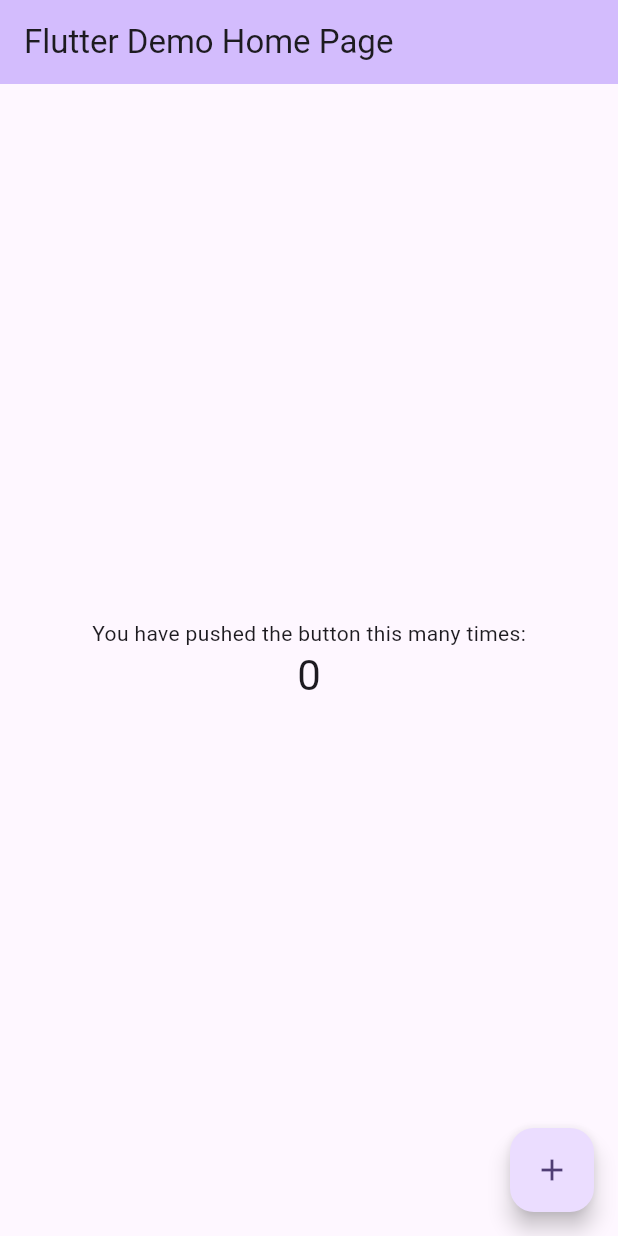
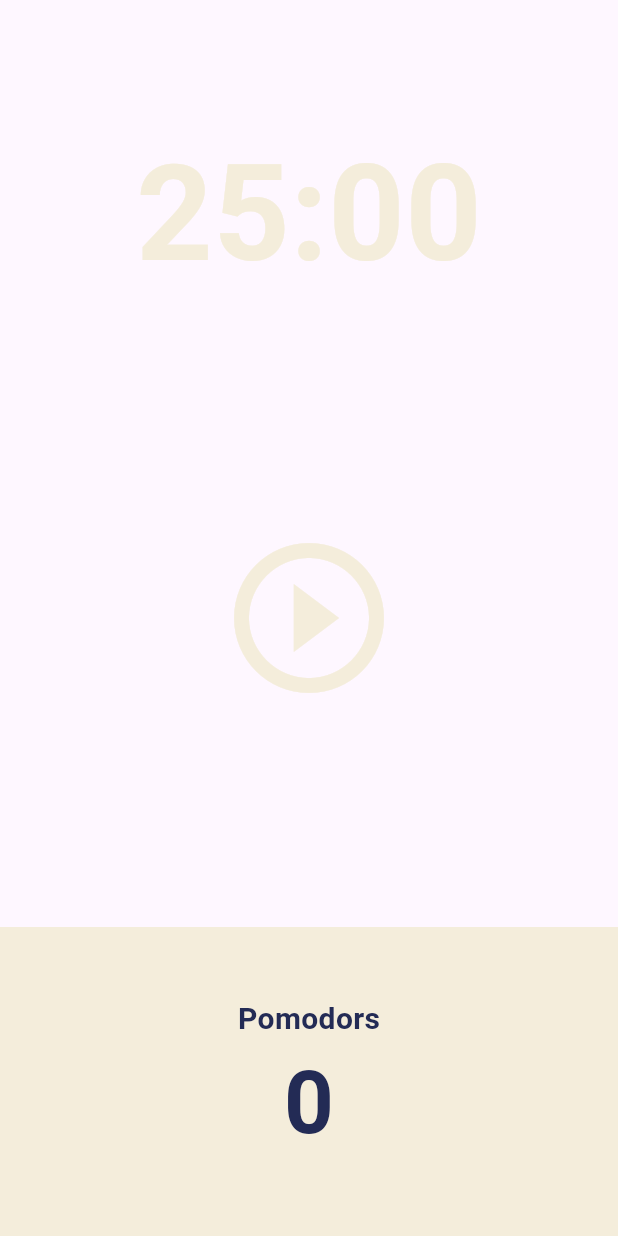
Before and after one commit to VinylStage/newapp, a Flutter app: the screen it shows after launch, on a phone screen of 412 x 824 dp. Run offline on Flutter 3.47's test engine with Material 3 defaults, Android fonts, the phone set to English and light mode, and no system bars.

Commit message:
10.27 study

```diff
--- a/lib/main.dart
+++ b/lib/main.dart
@@ -1,125 +1,28 @@
 import 'package:flutter/material.dart';
+import 'package:newapp/screens/home_screen.dart';
 
 void main() {
-  runApp(const MyApp());
+  runApp(const App());
 }
 
-class MyApp extends StatelessWidget {
-  const MyApp({super.key});
+class App extends StatelessWidget {
+  const App({super.key});
 
-  // This widget is the root of your application.
   @override
   Widget build(BuildContext context) {
     return MaterialApp(
-      title: 'Flutter Demo',
       theme: ThemeData(
-        // This is the theme of your application.
-        //
-        // TRY THIS: Try running your application with "flutter run". You'll see
-        // the application has a purple toolbar. Then, without quitting the app,
-        // try changing the seedColor in the colorScheme below to Colors.green
-        // and then invoke "hot reload" (save your changes or press the "hot
-        // reload" button in a Flutter-supported IDE, or press "r" if you used
-        // the command line to start the app).
-        //
-        // Notice that the counter didn't reset back to zero; the application
-        // state is not lost during the reload. To reset the state, use hot
-        // restart instead.
-        //
-        // This works for code too, not just values: Most code changes can be
-        // tested with just a hot reload.
-        colorScheme: ColorScheme.fromSeed(seedColor: Colors.deepPurple),
-        useMaterial3: true,
+        // ignore: deprecated_member_use
+        backgroundColor: const Color(0xFFE7626C),
+        textTheme: const TextTheme(
+          // ignore: deprecated_member_use
+          headline1: TextStyle(
+            color: Color(0xFF232B55),
+          ),
+        ),
+        cardColor: const Color(0xFFF4EDDB),
       ),
-      home: const MyHomePage(title: 'Flutter Demo Home Page'),
+      home: const HomeScreen(),
     );
   }
 }
-
-class MyHomePage extends StatefulWidget {
-  const MyHomePage({super.key, required this.title});
-
-  // This widget is the home page of your application. It is stateful, meaning
-  // that it has a State object (defined below) that contains fields that affect
-  // how it looks.
-
-  // This class is the configuration for the state. It holds the values (in this
-  // case the title) provided by the parent (in this case the App widget) and
-  // used by the build method of the State. Fields in a Widget subclass are
-  // always marked "final".
-
-  final String title;
-
-  @override
-  State<MyHomePage> createState() => _MyHomePageState();
-}
-
-class _MyHomePageState extends State<MyHomePage> {
-  int _counter = 0;
-
-  void _incrementCounter() {
-    setState(() {
-      // This call to setState tells the Flutter framework that something has
-      // changed in this State, which causes it to rerun the build method below
-      // so that the display can reflect the updated values. If we changed
-      // _counter without calling setState(), then the build method would not be
-      // called again, and so nothing would appear to happen.
-      _counter++;
-    });
-  }
-
-  @override
-  Widget build(BuildContext context) {
-    // This method is rerun every time setState is called, for instance as done
-    // by the _incrementCounter method above.
-    //
-    // The Flutter framework has been optimized to make rerunning build methods
-    // fast, so that you can just rebuild anything that needs updating rather
-    // than having to individually change instances of widgets.
-    return Scaffold(
-      appBar: AppBar(
-        // TRY THIS: Try changing the color here to a specific color (to
-        // Colors.amber, perhaps?) and trigger a hot reload to see the AppBar
-        // change color while the other colors stay the same.
-        backgroundColor: Theme.of(context).colorScheme.inversePrimary,
-        // Here we take the value from the MyHomePage object that was created by
-        // the App.build method, and use it to set our appbar title.
-        title: Text(widget.title),
-      ),
-      body: Center(
-        // Center is a layout widget. It takes a single child and positions it
-        // in the middle of the parent.
-        child: Column(
-          // Column is also a layout widget. It takes a list of children and
-          // arranges them vertically. By default, it sizes itself to fit its
-          // children horizontally, and tries to be as tall as its parent.
-          //
-          // Column has various properties to control how it sizes itself and
-          // how it positions its children. Here we use mainAxisAlignment to
-          // center the children vertically; the main axis here is the vertical
-          // axis because Columns are vertical (the cross axis would be
-          // horizontal).
-          //
-          // TRY THIS: Invoke "debug painting" (choose the "Toggle Debug Paint"
-          // action in the IDE, or press "p" in the console), to see the
-          // wireframe for each widget.
-          mainAxisAlignment: MainAxisAlignment.center,
-          children: <Widget>[
-            const Text(
-              'You have pushed the button this many times:',
-            ),
-            Text(
-              '$_counter',
-              style: Theme.of(context).textTheme.headlineMedium,
-            ),
-          ],
-        ),
-      ),
-      floatingActionButton: FloatingActionButton(
-        onPressed: _incrementCounter,
-        tooltip: 'Increment',
-        child: const Icon(Icons.add),
-      ), // This trailing comma makes auto-formatting nicer for build methods.
-    );
-  }
-}
--- /dev/null
+++ b/lib/screens/home_screen.dart
@@ -0,0 +1,87 @@
+import 'package:flutter/material.dart';
+
+class HomeScreen extends StatefulWidget {
+  const HomeScreen({super.key});
+
+  @override
+  State<HomeScreen> createState() => _HomeScreenState();
+}
+
+class _HomeScreenState extends State<HomeScreen> {
+  @override
+  Widget build(BuildContext context) {
+    return Scaffold(
+        // ignore: deprecated_member_use
+        backgroundColor: Theme.of(context).backgroundColor,
+        body: Column(
+          children: [
+            Flexible(
+              flex: 1,
+              child: Container(
+                alignment: Alignment.bottomCenter,
+                child: Text(
+                  '25:00',
+                  style: TextStyle(
+                    color: Theme.of(context).cardColor,
+                    fontSize: 89,
+                    fontWeight: FontWeight.w600,
+                  ),
+                ),
+              ),
+            ),
+            Flexible(
+              flex: 2,
+              child: Center(
+                  child: IconButton(
+                      iconSize: 120,
+                      color: Theme.of(context).cardColor,
+                      onPressed: () {},
+                      icon: const Icon(Icons.play_circle_outline))),
+            ),
+            Flexible(
+              flex: 1,
+              child: Row(
+                children: [
+                  Expanded(
+                    child: Container(
+                        decoration:
+                            BoxDecoration(color: Theme.of(context).cardColor),
+                        child: Column(
+                          mainAxisAlignment: MainAxisAlignment.center,
+                          children: [
+                            Text(
+                              'Pomodors',
+                              style: TextStyle(
+                                fontSize: 20,
+                                fontWeight: FontWeight.w600,
+                                // ignore: deprecated_member_use
+                                color: Theme.of(context)
+                                    .textTheme
+                                    // ignore: deprecated_member_use
+                                    .headline1!
+                                    .color,
+                              ),
+                            ),
+                            Text(
+                              '0',
+                              style: TextStyle(
+                                fontSize: 58,
+                                fontWeight: FontWeight.w600,
+                                // ignore: deprecated_member_use
+                                color: Theme.of(context)
+                                    .textTheme
+                                    // ignore: deprecated_member_use
+                                    .headline1!
+                                    .color,
+                              ),
+                            ),
+                          ],
+                        )),
+                  ),
+                ],
+              ),
+            ),
+          ],
+        ));
+  }
+}
```
